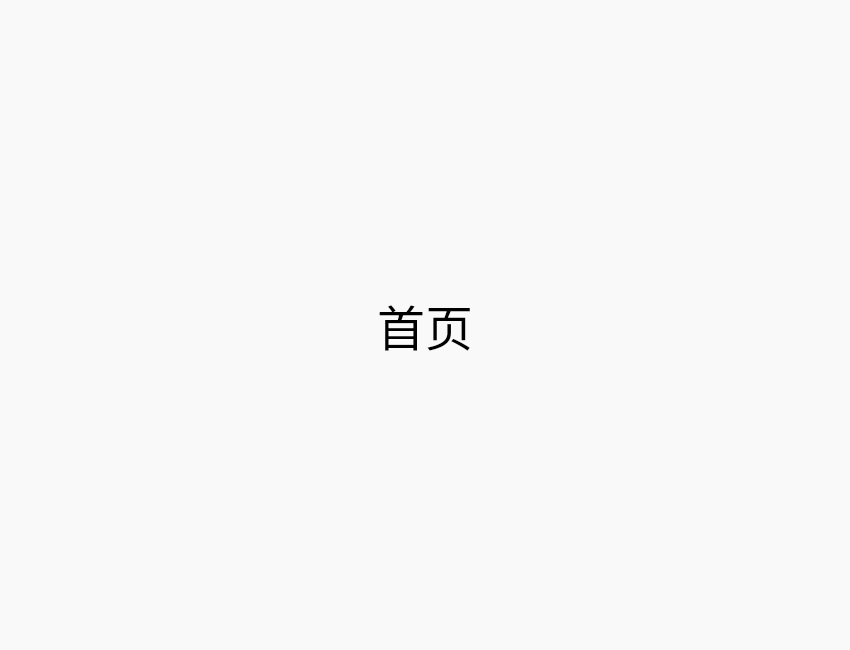
Diaoxiaozhang/Ximalaya-Downloader, file view/FrontPage.ui: the form before one commit.
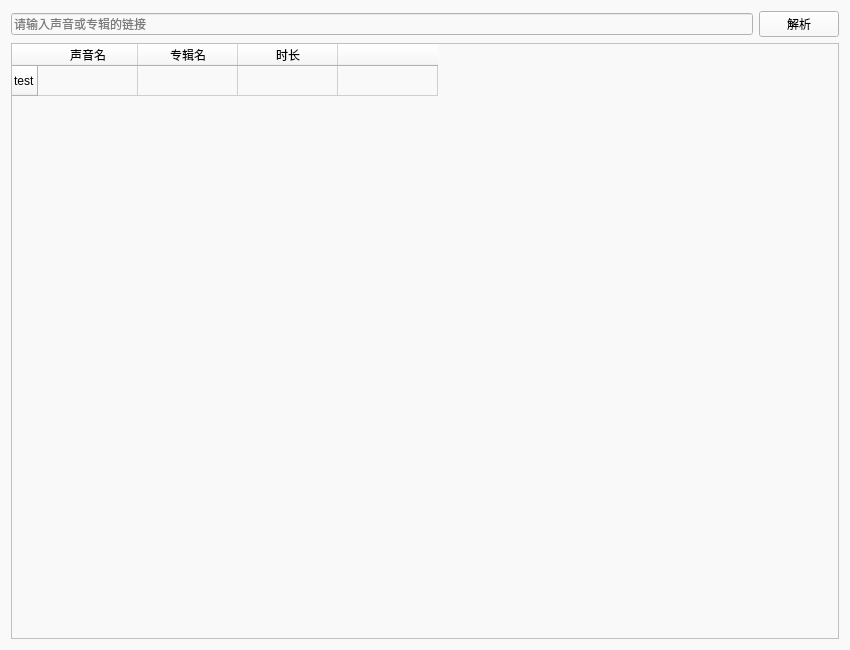
The form after the commit. Custom widgets are drawn as their Qt base class.

Diff of the .ui file:
```diff
--- a/view/FrontPage.ui
+++ b/view/FrontPage.ui
@@ -16,24 +16,81 @@
   <property name="styleSheet">
    <string notr="true">background-color: rgb(249, 249, 249);</string>
   </property>
-  <layout class="QHBoxLayout" name="horizontalLayout">
+  <layout class="QVBoxLayout" name="verticalLayout">
    <item>
-    <widget class="QLabel" name="label">
-     <property name="font">
-      <font>
-       <pointsize>36</pointsize>
-      </font>
-     </property>
-     <property name="text">
-      <string>首页</string>
-     </property>
-     <property name="alignment">
-      <set>Qt::AlignCenter</set>
-     </property>
+    <layout class="QHBoxLayout" name="horizontalLayout">
+     <item>
+      <widget class="LineEdit" name="LineEdit">
+       <property name="whatsThis">
+        <string/>
+       </property>
+       <property name="placeholderText">
+        <string>请输入声音或专辑的链接</string>
+       </property>
+      </widget>
+     </item>
+     <item>
+      <widget class="PushButton" name="PushButton">
+       <property name="text">
+        <string>解析</string>
+       </property>
+      </widget>
+     </item>
+    </layout>
+   </item>
+   <item>
+    <widget class="TableWidget" name="TableWidget">
+     <row>
+      <property name="text">
+       <string>test</string>
+      </property>
+     </row>
+     <column>
+      <property name="text">
+       <string>声音名</string>
+      </property>
+     </column>
+     <column>
+      <property name="text">
+       <string>专辑名</string>
+      </property>
+     </column>
+     <column>
+      <property name="text">
+       <string>时长</string>
+      </property>
+     </column>
+     <column>
+      <property name="text">
+       <string/>
+      </property>
+     </column>
+     <item row="0" column="0">
+      <property name="text">
+       <string/>
+      </property>
+     </item>
     </widget>
    </item>
   </layout>
  </widget>
+ <customwidgets>
+  <customwidget>
+   <class>PushButton</class>
+   <extends>QPushButton</extends>
+   <header>qfluentwidgets</header>
+  </customwidget>
+  <customwidget>
+   <class>LineEdit</class>
+   <extends>QLineEdit</extends>
+   <header>qfluentwidgets</header>
+  </customwidget>
+  <customwidget>
+   <class>TableWidget</class>
+   <extends>QTableWidget</extends>
+   <header>qfluentwidgets</header>
+  </customwidget>
+ </customwidgets>
  <resources/>
  <connections/>
 </ui>
```
